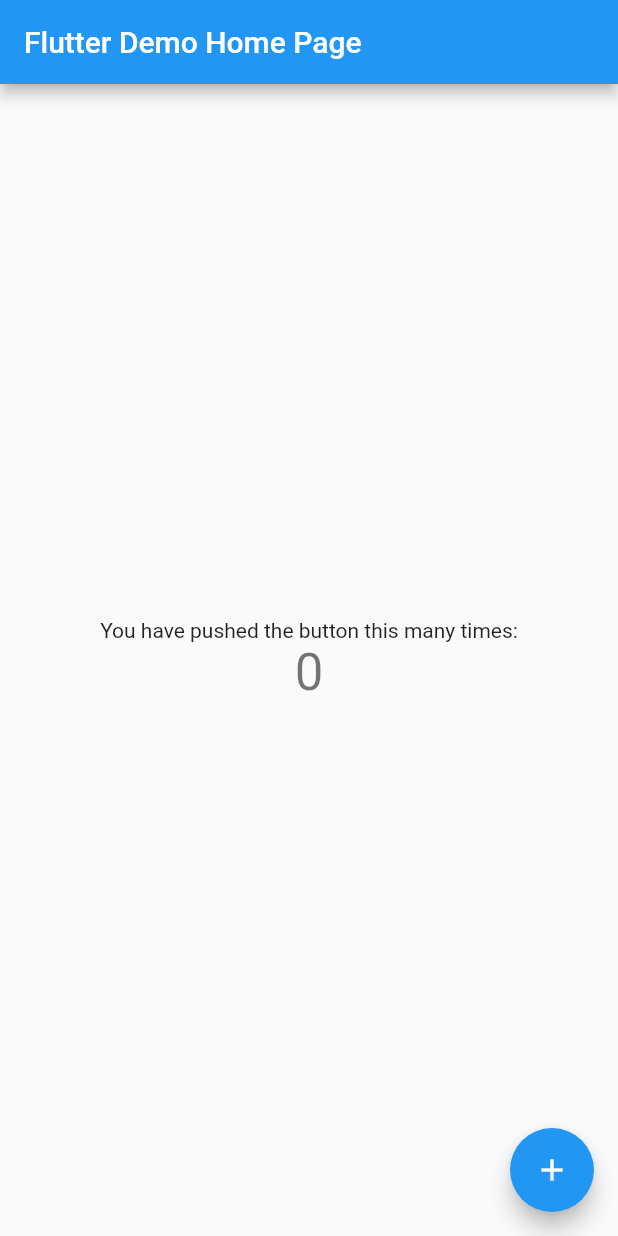
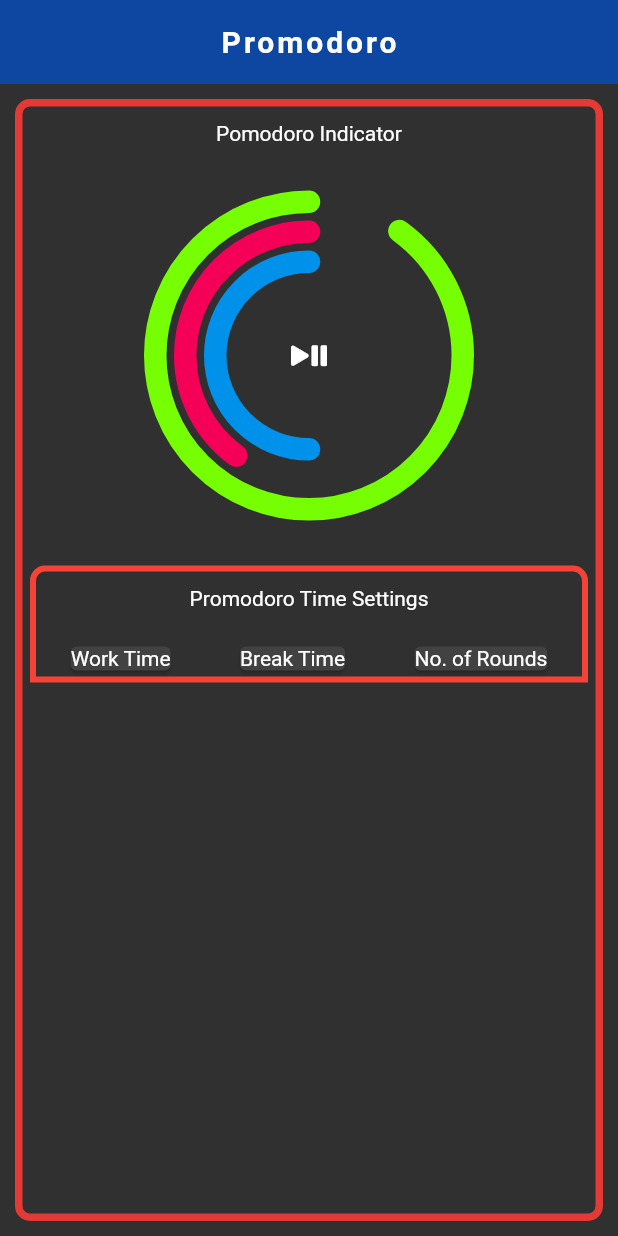
Before and after one commit to Chandram-Dutta/Promodoro, a Flutter app: the screen it shows after launch, on a phone screen of 412 x 824 dp. Run offline on Flutter 3.47's test engine with Material 2 defaults, Android fonts, the phone set to English and light mode, and no system bars; drawn by our look-alikes of percent_indicator.

Commit message:
-Circular Timer Added -UI Changes

```diff
--- a/lib/main.dart
+++ b/lib/main.dart
@@ -1,4 +1,6 @@
+import 'package:flutter/cupertino.dart';
 import 'package:flutter/material.dart';
+import 'package:percent_indicator/percent_indicator.dart';
 
 void main() {
   runApp(MyApp());
@@ -9,105 +11,128 @@
   @override
   Widget build(BuildContext context) {
     return MaterialApp(
-      title: 'Flutter Demo',
+      debugShowCheckedModeBanner: false,
+      title: 'Promodoro',
       theme: ThemeData(
-        // This is the theme of your application.
-        //
-        // Try running your application with "flutter run". You'll see the
-        // application has a blue toolbar. Then, without quitting the app, try
-        // changing the primarySwatch below to Colors.green and then invoke
-        // "hot reload" (press "r" in the console where you ran "flutter run",
-        // or simply save your changes to "hot reload" in a Flutter IDE).
-        // Notice that the counter didn't reset back to zero; the application
-        // is not restarted.
-        primarySwatch: Colors.blue,
-      ),
-      home: MyHomePage(title: 'Flutter Demo Home Page'),
+          brightness: Brightness.dark,
+          primaryColor: Colors.blue[900],
+          accentColor: Colors.red[600]),
+      home: Home(),
     );
   }
 }
 
-class MyHomePage extends StatefulWidget {
-  MyHomePage({Key? key, required this.title}) : super(key: key);
-
-  // This widget is the home page of your application. It is stateful, meaning
-  // that it has a State object (defined below) that contains fields that affect
-  // how it looks.
-
-  // This class is the configuration for the state. It holds the values (in this
-  // case the title) provided by the parent (in this case the App widget) and
-  // used by the build method of the State. Fields in a Widget subclass are
-  // always marked "final".
-
-  final String title;
-
-  @override
-  _MyHomePageState createState() => _MyHomePageState();
-}
-
-class _MyHomePageState extends State<MyHomePage> {
-  int _counter = 0;
-
-  void _incrementCounter() {
-    setState(() {
-      // This call to setState tells the Flutter framework that something has
-      // changed in this State, which causes it to rerun the build method below
-      // so that the display can reflect the updated values. If we changed
-      // _counter without calling setState(), then the build method would not be
-      // called again, and so nothing would appear to happen.
-      _counter++;
-    });
-  }
+class Home extends StatelessWidget {
+  const Home({Key? key}) : super(key: key);
 
   @override
   Widget build(BuildContext context) {
-    // This method is rerun every time setState is called, for instance as done
-    // by the _incrementCounter method above.
-    //
-    // The Flutter framework has been optimized to make rerunning build methods
-    // fast, so that you can just rebuild anything that needs updating rather
-    // than having to individually change instances of widgets.
     return Scaffold(
       appBar: AppBar(
-        // Here we take the value from the MyHomePage object that was created by
-        // the App.build method, and use it to set our appbar title.
-        title: Text(widget.title),
+        title: Text(
+          "Promodoro",
+          style: TextStyle(
+            fontWeight: FontWeight.bold,
+            letterSpacing: 2,
+          ),
+        ),
+        centerTitle: true,
+        elevation: 0,
       ),
-      body: Center(
-        // Center is a layout widget. It takes a single child and positions it
-        // in the middle of the parent.
-        child: Column(
-          // Column is also a layout widget. It takes a list of children and
-          // arranges them vertically. By default, it sizes itself to fit its
-          // children horizontally, and tries to be as tall as its parent.
-          //
-          // Invoke "debug painting" (press "p" in the console, choose the
-          // "Toggle Debug Paint" action from the Flutter Inspector in Android
-          // Studio, or the "Toggle Debug Paint" command in Visual Studio Code)
-          // to see the wireframe for each widget.
-          //
-          // Column has various properties to control how it sizes itself and
-          // how it positions its children. Here we use mainAxisAlignment to
-          // center the children vertically; the main axis here is the vertical
-          // axis because Columns are vertical (the cross axis would be
-          // horizontal).
-          mainAxisAlignment: MainAxisAlignment.center,
-          children: <Widget>[
-            Text(
-              'You have pushed the button this many times:',
-            ),
-            Text(
-              '$_counter',
-              style: Theme.of(context).textTheme.headline4,
-            ),
-          ],
+      body: Padding(
+        padding: const EdgeInsets.all(10.0),
+        child: Container(
+          decoration: BoxDecoration(
+              border:
+                  Border.all(color: Theme.of(context).accentColor, width: 5),
+              borderRadius: BorderRadius.circular(10)),
+          child: Column(
+            mainAxisAlignment: MainAxisAlignment.start,
+            children: [
+              SizedBox(height: 10),
+              Container(
+                  child: Column(
+                children: [
+                  Center(child: Text("Pomodoro Indicator")),
+                  SizedBox(height: 30),
+                  CircularPercentIndicator(
+                    backgroundColor: Colors.transparent,
+                    reverse: true,
+                    circularStrokeCap: CircularStrokeCap.round,
+                    radius: 220.0,
+                    lineWidth: 15.0,
+                    percent: 0.9,
+                    animation: true,
+                    animateFromLastPercent: true,
+                    progressColor: Colors.lightGreenAccent[400],
+                    center: CircularPercentIndicator(
+                      backgroundColor: Colors.transparent,
+                      reverse: true,
+                      circularStrokeCap: CircularStrokeCap.round,
+                      radius: 180.0,
+                      lineWidth: 15.0,
+                      percent: 0.4,
+                      animation: true,
+                      progressColor: Colors.pinkAccent[400],
+                      center: CircularPercentIndicator(
+                        backgroundColor: Colors.transparent,
+                        reverse: true,
+                        circularStrokeCap: CircularStrokeCap.round,
+                        radius: 140.0,
+                        lineWidth: 15.0,
+                        percent: 0.5,
+                        animation: true,
+                        progressColor: Colors.lightBlueAccent[700],
+                        center: IconButton(
+                          onPressed: () {},
+                          icon: Icon(CupertinoIcons.playpause_fill),
+                        ),
+                      ),
+                    ),
+                  ),
+                  SizedBox(height: 30),
+                  Padding(
+                    padding: const EdgeInsets.symmetric(horizontal: 5),
+                    child: Container(
+                      decoration: BoxDecoration(
+                          border: Border.all(
+                            color: Colors.red,
+                            width: 4,
+                          ),
+                          borderRadius: BorderRadius.only(
+                            topLeft: Radius.circular(10),
+                            topRight: Radius.circular(10),
+                          )),
+                      child: Column(
+                        children: [
+                          SizedBox(height: 10),
+                          Text("Promodoro Time Settings"),
+                          SizedBox(height: 20),
+                          Row(
+                            crossAxisAlignment: CrossAxisAlignment.start,
+                            mainAxisAlignment: MainAxisAlignment.spaceAround,
+                            children: [
+                              Card(
+                                child: Text("Work Time"),
+                              ),
+                              Card(
+                                child: Text("Break Time"),
+                              ),
+                              Card(
+                                child: Text("No. of Rounds"),
+                              ),
+                            ],
+                          ),
+                        ],
+                      ),
+                    ),
+                  )
+                ],
+              )),
+            ],
+          ),
         ),
       ),
-      floatingActionButton: FloatingActionButton(
-        onPressed: _incrementCounter,
-        tooltip: 'Increment',
-        child: Icon(Icons.add),
-      ), // This trailing comma makes auto-formatting nicer for build methods.
     );
   }
 }
--- a/pubspec.yaml
+++ b/pubspec.yaml
@@ -28,6 +28,7 @@
   # The following adds the Cupertino Icons font to your application.
   # Use with the CupertinoIcons class for iOS style icons.
   cupertino_icons: ^1.0.2
+  percent_indicator: "^2.1.7+2"
 
 dev_dependencies:
   flutter_test:
```
Also changed, not shown: pubspec.lock, 1 other file.
